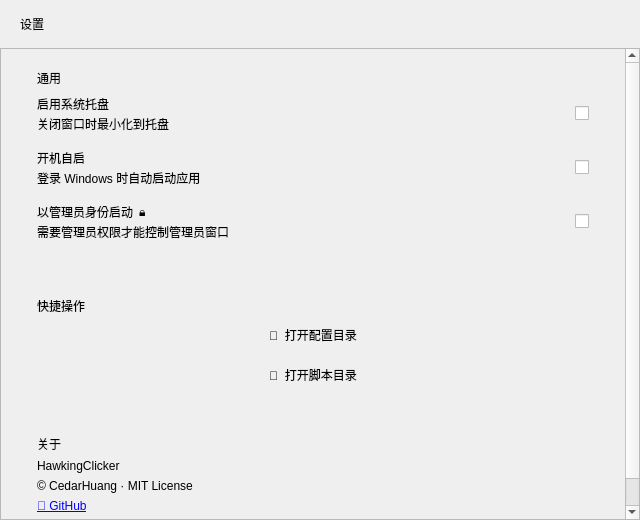
CedarHuang/HawkingClicker, file src/ui/settings_page.ui: the form before one commit.
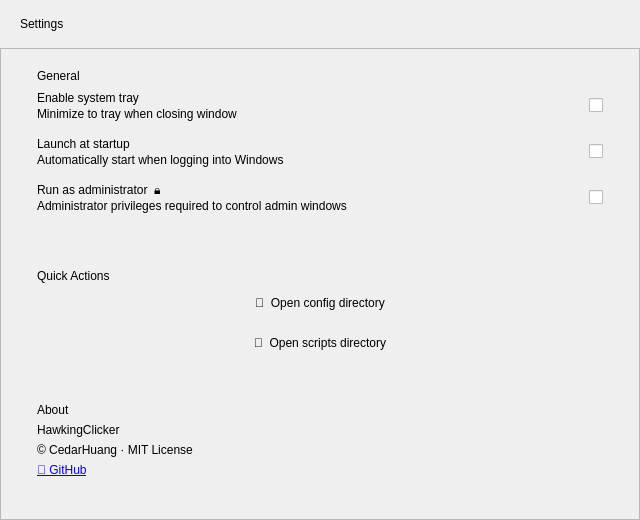
The form after the commit.

Commit message: 实现本地化支持与构建脚本，完善翻译及UI编译流程

What changed in the file:
```diff
--- a/src/ui/settings_page.ui
+++ b/src/ui/settings_page.ui
@@ -56,7 +56,7 @@
       <item>
        <widget class="QLabel" name="pageTitle">
         <property name="text">
-         <string>设置</string>
+         <string>Settings</string>
         </property>
        </widget>
       </item>
@@ -119,7 +119,7 @@
           <item>
            <widget class="QLabel" name="generalGroupTitle">
             <property name="text">
-             <string>通用</string>
+             <string>General</string>
             </property>
            </widget>
           </item>
@@ -146,14 +146,14 @@
                <item>
                 <widget class="QLabel" name="trayTitle">
                  <property name="text">
-                  <string>启用系统托盘</string>
+                 <string>Enable system tray</string>
                  </property>
                 </widget>
                </item>
                <item>
                 <widget class="QLabel" name="trayDesc">
                  <property name="text">
-                  <string>关闭窗口时最小化到托盘</string>
+                 <string>Minimize to tray when closing window</string>
                  </property>
                 </widget>
                </item>
@@ -205,14 +205,14 @@
                <item>
                 <widget class="QLabel" name="startupTitle">
                  <property name="text">
-                  <string>开机自启</string>
+                 <string>Launch at startup</string>
                  </property>
                 </widget>
                </item>
                <item>
                 <widget class="QLabel" name="startupDesc">
                  <property name="text">
-                  <string>登录 Windows 时自动启动应用</string>
+                 <string>Automatically start when logging into Windows</string>
                  </property>
                 </widget>
                </item>
@@ -269,12 +269,12 @@
                  <item>
                   <widget class="QLabel" name="adminTitle">
                    <property name="text">
-                    <string>以管理员身份启动</string>
+                    <string>Run as administrator</string>
                    </property>
                   </widget>
                  </item>
                  <item>
-                  <widget class="QLabel" name="adminLockIcon">
+       <widget class="QLabel" name="adminLockIcon">
                    <property name="text">
                     <string>🔒</string>
                    </property>
@@ -301,7 +301,7 @@
                <item>
                 <widget class="QLabel" name="adminDesc">
                  <property name="text">
-                  <string>需要管理员权限才能控制管理员窗口</string>
+                 <string>Administrator privileges required to control admin windows</string>
                  </property>
                 </widget>
                </item>
@@ -354,7 +354,7 @@
           <item>
            <widget class="QLabel" name="shortcutsGroupTitle">
             <property name="text">
-             <string>快捷操作</string>
+             <string>Quick Actions</string>
             </property>
            </widget>
           </item>
@@ -367,7 +367,7 @@
              </size>
             </property>
             <property name="text">
-             <string>📂  打开配置目录</string>
+             <string>📂  Open config directory</string>
             </property>
             <property name="flat">
              <bool>true</bool>
@@ -383,7 +383,7 @@
              </size>
             </property>
             <property name="text">
-             <string>📂  打开脚本目录</string>
+             <string>📂  Open scripts directory</string>
             </property>
             <property name="flat">
              <bool>true</bool>
@@ -414,7 +414,7 @@
           <item>
            <widget class="QLabel" name="aboutGroupTitle">
             <property name="text">
-             <string>关于</string>
+             <string>About</string>
             </property>
            </widget>
           </item>
```
Left out of the diff: 8 changed lines with no effect on the pictures. The commit also changes 17 other files.
